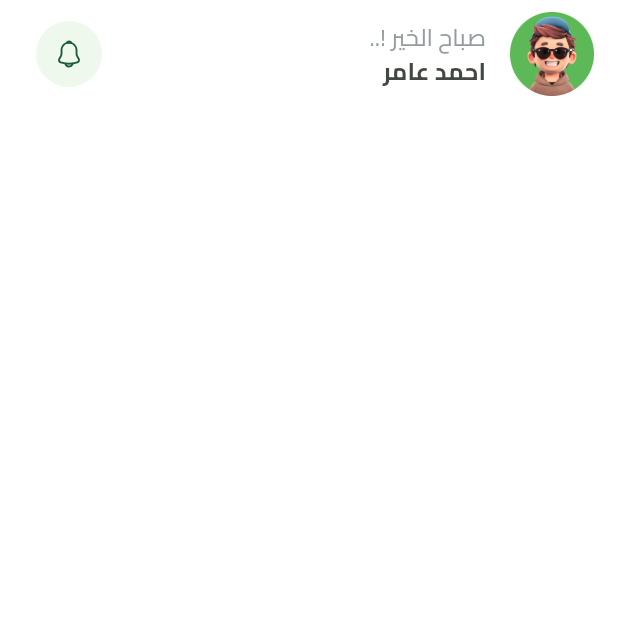
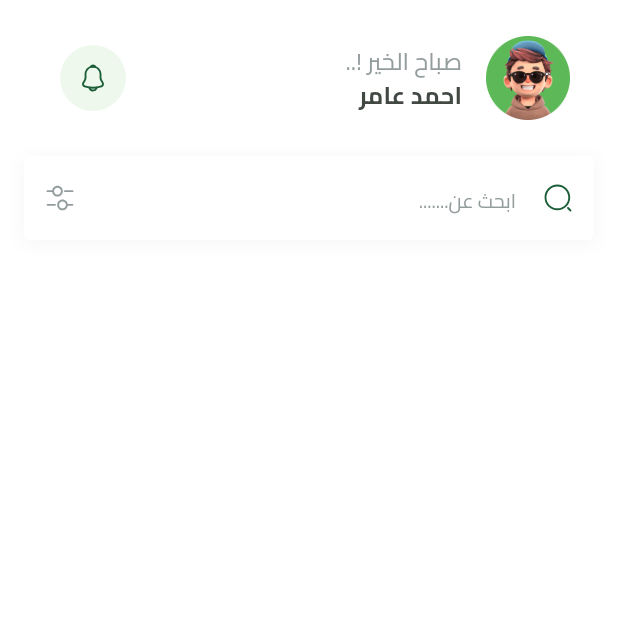
Before and after one commit to abo3amer69/Fruit-App, a Flutter app: the HomeView screen opened by its route, on a phone screen of 412 x 824 dp, the top half of it. Run offline on Flutter 3.47's test engine with Material 3 defaults, Android fonts, the phone set to English and light mode, and no system bars; our stand-ins replace bloc, cloud_firestore, dartz, dots_indicator, firebase_auth, firebase_core and 6 more; missing offline and left inert: flutter_facebook_auth; accounts and stored records are empty.

Commit message:
create search text field

```diff
--- /dev/null
+++ b/lib/core/widget/search_text_field.dart
@@ -0,0 +1,55 @@
+import 'package:flutter/material.dart';
+import 'package:flutter_svg/svg.dart';
+import 'package:fruit_app/core/utils/app_images.dart';
+import 'package:fruit_app/core/utils/app_text_styles.dart';
+
+class SearchTextField extends StatelessWidget {
+  const SearchTextField({super.key});
+
+  @override
+  Widget build(BuildContext context) {
+    return Container(
+      decoration: const BoxDecoration(
+        boxShadow: [
+          BoxShadow(
+            color: Color(0x0A000000),
+            blurRadius: 9,
+            offset: Offset(0, 2),
+            spreadRadius: 0,
+          ),
+        ],
+      ),
+      child: TextField(
+        keyboardType: TextInputType.text,
+        decoration: InputDecoration(
+          prefixIcon: SizedBox(
+            width: 20,
+            child: Center(
+              child: SvgPicture.asset(Assets.assetsImagesSearchIcon),
+            ),
+          ),
+          suffixIcon: SizedBox(
+            width: 20,
+            child: Center(child: SvgPicture.asset(Assets.assetsImagesFilter)),
+          ),
+          hintStyle: TextStyles.regular13.copyWith(
+            color: const Color(0xFF949D9E),
+          ),
+          hintText: 'ابحث عن.......',
+          filled: true,
+          fillColor: Colors.white,
+          border: buildBorder(),
+          enabledBorder: buildBorder(),
+          focusedBorder: buildBorder(),
+        ),
+      ),
+    );
+  }
+
+  OutlineInputBorder buildBorder() {
+    return OutlineInputBorder(
+      borderRadius: BorderRadius.circular(4),
+      borderSide: const BorderSide(width: 1, color: Colors.white),
+    );
+  }
+}
--- a/lib/features/home/presentation/views/widgets/home_view_body.dart
+++ b/lib/features/home/presentation/views/widgets/home_view_body.dart
@@ -1,4 +1,6 @@
 import 'package:flutter/material.dart';
+import 'package:fruit_app/constants.dart';
+import 'package:fruit_app/core/widget/search_text_field.dart';
 import 'package:fruit_app/features/home/presentation/views/widgets/custom_home_app_bar.dart';
 
 class HomeViewBody extends StatelessWidget {
@@ -6,12 +8,22 @@ class HomeViewBody extends StatelessWidget {
 
   @override
   Widget build(BuildContext context) {
-    return const CustomScrollView(
-      slivers: [
-        SliverToBoxAdapter(
-          child: CustomHomeAppBar(),
-        )
-      ],
+    return Padding(
+      padding: const EdgeInsets.symmetric(horizontal: 16),
+      child: const CustomScrollView(
+        slivers: [
+          SliverToBoxAdapter(
+            child: Column(
+              children: [
+                 SizedBox(height: kTopPaddding),
+                CustomHomeAppBar(),
+                SizedBox(height: kTopPaddding),
+                SearchTextField(),
+              ],
+            ),
+          ),
+        ],
+      ),
     );
   }
 }
```
